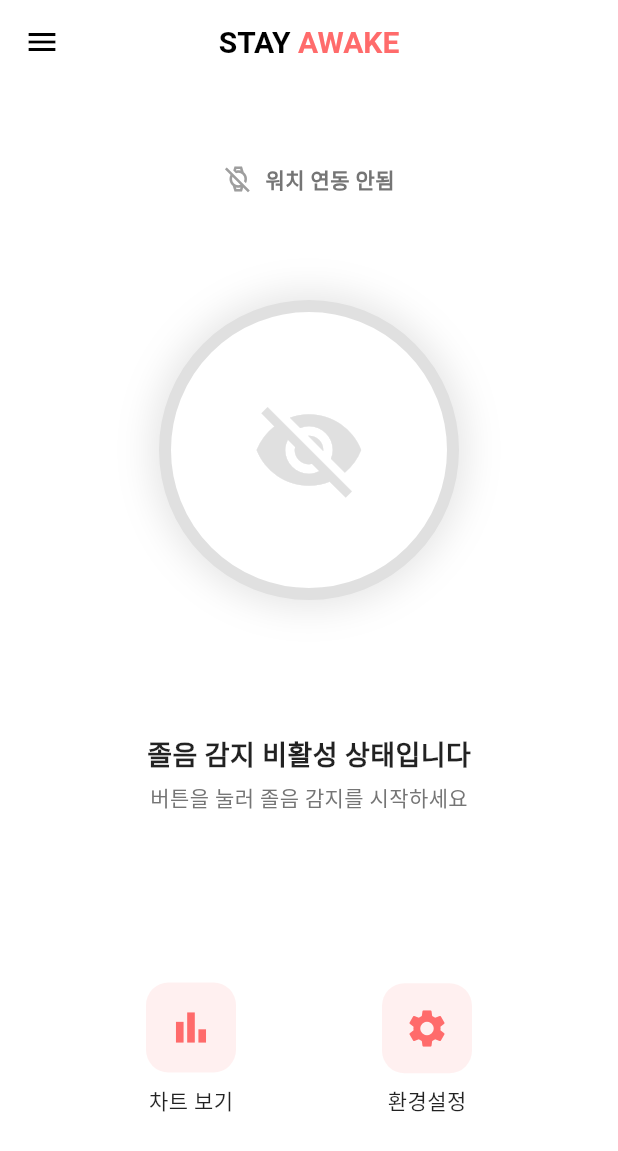
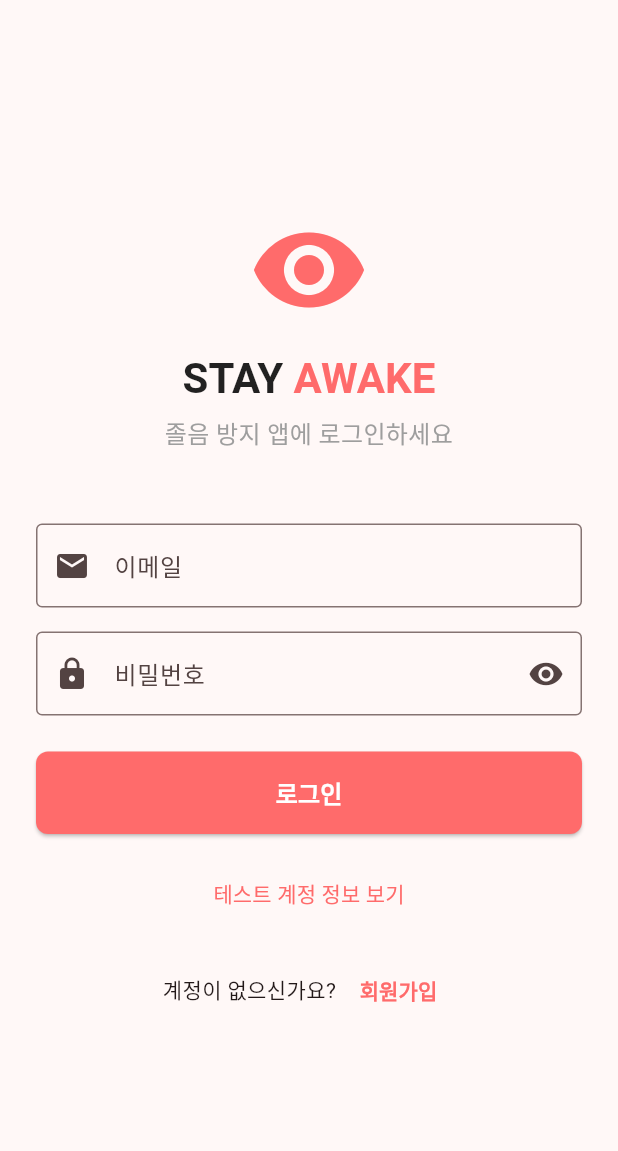
Before and after one commit to roy-jeong1116/stay_awake, a Flutter app: the screen it shows after launch, on a phone screen of 412 x 824 dp. Shown: the top 1151 px of the screen. Run offline on Flutter 3.47's test engine with Material 3 defaults, Android fonts, the phone set to English and light mode, and no system bars; our stand-ins replace fl_chart; Roboto replaces fonts that are missing (Pretendard).

Commit message:
Add authentication flow with login and register screens
- Introduces AuthProvider for managing authentication state and dummy accounts.

- Adds LoginScreen and RegisterScreen for user authentication, and updates main.dart to show the appropriate screen based on login status.

- HomeScreen now includes a logout button and dialog for logging out.

```diff
--- a/lib/main.dart
+++ b/lib/main.dart
@@ -1,7 +1,9 @@
 import 'package:flutter/material.dart';
 import 'package:provider/provider.dart';
 import 'screens/home_screen.dart';
+import 'screens/login_screen.dart';
 import 'providers/drowsiness_provider.dart';
+import 'providers/auth_provider.dart';
 
 void main() {
   runApp(const MyApp());
@@ -15,6 +17,7 @@ class MyApp extends StatelessWidget {
     return MultiProvider(
       providers: [
         ChangeNotifierProvider(create: (_) => DrowsinessProvider()),
+        ChangeNotifierProvider(create: (_) => AuthProvider()),
       ],
       child: MaterialApp(
         title: 'Stay AWAKE',
@@ -27,7 +30,12 @@ class MyApp extends StatelessWidget {
           ),
           useMaterial3: true,
         ),
-        home: const HomeScreen(),
+        home: Consumer<AuthProvider>(
+          builder: (context, authProvider, child) {
+            print('AuthProvider isLoggedIn: ${authProvider.isLoggedIn}'); // 디버그용
+            return authProvider.isLoggedIn ? const HomeScreen() : const LoginScreen();
+          },
+        ),
         debugShowCheckedModeBanner: false,
       ),
     );
--- /dev/null
+++ b/lib/providers/auth_provider.dart
@@ -0,0 +1,56 @@
+import 'package:flutter/material.dart';
+
+class AuthProvider extends ChangeNotifier {
+  bool _isLoggedIn = false;
+  String? _currentUser;
+
+  // 테스트용 더미 계정들
+  final Map<String, String> _dummyAccounts = {
+    'test@example.com': 'password123',
+    'user@test.com': '123456',
+    'admin@admin.com': 'admin123',
+  };
+
+  bool get isLoggedIn => _isLoggedIn;
+  String? get currentUser => _currentUser;
+
+  // 로그인 함수
+  bool login(String email, String password) {
+    if (_dummyAccounts.containsKey(email) && _dummyAccounts[email] == password) {
+      _isLoggedIn = true;
+      _currentUser = email;
+      notifyListeners();
+      return true;
+    }
+    return false;
+  }
+
+  // 회원가입 함수 (간단한 더미 구현)
+  bool register(String email, String password, String confirmPassword) {
+    if (password != confirmPassword) {
+      return false;
+    }
+
+    if (_dummyAccounts.containsKey(email)) {
+      return false; // 이미 존재하는 계정
+    }
+
+    if (email.isNotEmpty && password.length >= 6) {
+      _dummyAccounts[email] = password;
+      return true;
+    }
+    return false;
+  }
+
+  // 로그아웃 함수
+  void logout() {
+    _isLoggedIn = false;
+    _currentUser = null;
+    notifyListeners();
+  }
+
+  // 이메일 유효성 검사
+  bool isValidEmail(String email) {
+    return RegExp(r'^[\w-.]+@([\w-]+\.)+[\w-]{2,4}$').hasMatch(email);
+  }
+}
--- a/lib/screens/home_screen.dart
+++ b/lib/screens/home_screen.dart
@@ -1,6 +1,7 @@
 import 'package:flutter/material.dart';
 import 'package:provider/provider.dart';
 import '../providers/drowsiness_provider.dart';
+import '../providers/auth_provider.dart';
 import 'statistics_screen.dart';
 import 'settings_screen.dart';
 
@@ -72,7 +73,14 @@ class _HomeScreenState extends State<HomeScreen>
           onPressed: () {},
         ),
         actions: [
-          SizedBox(width: 56), // IconButton의 기본 너비와 동일
+          IconButton(
+            onPressed: () => _showLogoutDialog(context),
+            icon: Icon(
+              Icons.logout,
+              color: Colors.black,
+            ),
+            tooltip: '로그아웃',
+          ),
         ],
       ),
       body: Consumer<DrowsinessProvider>(
@@ -146,6 +154,41 @@ class _HomeScreenState extends State<HomeScreen>
             ],
           );
         },
+      ),
+    );
+  }
+
+  void _showLogoutDialog(BuildContext context) {
+    final authProvider = Provider.of<AuthProvider>(context, listen: false);
+
+    showDialog(
+      context: context,
+      builder: (ctx) => AlertDialog(
+        backgroundColor: Colors.white,
+        title: Text('로그아웃'),
+        content: Text('정말로 로그아웃 하시겠습니까?'),
+        actions: [
+          TextButton(
+            onPressed: () => Navigator.of(ctx).pop(),
+            child: Text('취소'),
+          ),
+          TextButton(
+            onPressed: () {
+              Navigator.of(ctx).pop(); // 다이얼로그 닫기
+              authProvider.logout(); // 로그아웃 실행
+              print('로그아웃 실행됨: ${authProvider.isLoggedIn}'); // 디버그용
+              // 모든 화면을 제거하고 로그인 화면으로 이동
+              Navigator.of(context).pushNamedAndRemoveUntil(
+                '/',
+                (route) => false,
+              );
+            },
+            style: TextButton.styleFrom(
+              foregroundColor: Color(0xFFFF6B6B),
+            ),
+            child: Text('로그아웃'),
+          ),
+        ],
       ),
     );
   }
--- /dev/null
+++ b/lib/screens/login_screen.dart
@@ -0,0 +1,261 @@
+import 'package:flutter/material.dart';
+import 'package:provider/provider.dart';
+import '../providers/auth_provider.dart';
+import '../screens/register_screen.dart';
+import 'home_screen.dart';
+
+class LoginScreen extends StatefulWidget {
+  const LoginScreen({super.key});
+
+  @override
+  State<LoginScreen> createState() => _LoginScreenState();
+}
+
+class _LoginScreenState extends State<LoginScreen> {
+  final _formKey = GlobalKey<FormState>();
+  final _emailController = TextEditingController();
+  final _passwordController = TextEditingController();
+  bool _isPasswordVisible = false;
+  bool _isLoading = false;
+
+  @override
+  void dispose() {
+    _emailController.dispose();
+    _passwordController.dispose();
+    super.dispose();
+  }
+
+  void _showErrorDialog(String message) {
+    showDialog(
+      context: context,
+      builder: (ctx) => AlertDialog(
+        title: const Text('오류'),
+        content: Text(message),
+        actions: [
+          TextButton(
+            onPressed: () => Navigator.of(ctx).pop(),
+            child: const Text('확인'),
+          ),
+        ],
+      ),
+    );
+  }
+
+  void _showDummyAccountsDialog() {
+    showDialog(
+      context: context,
+      builder: (ctx) => AlertDialog(
+        title: const Text('테스트 계정'),
+        content: const Column(
+          mainAxisSize: MainAxisSize.min,
+          crossAxisAlignment: CrossAxisAlignment.start,
+          children: [
+            Text('테스트용 계정 정보:'),
+            SizedBox(height: 8),
+            Text('• test@example.com / password123'),
+            Text('• user@test.com / 123456'),
+            Text('• admin@admin.com / admin123'),
+          ],
+        ),
+        actions: [
+          TextButton(
+            onPressed: () => Navigator.of(ctx).pop(),
+            child: const Text('확인'),
+          ),
+        ],
+      ),
+    );
+  }
+
+  Future<void> _login() async {
+    if (!_formKey.currentState!.validate()) return;
+
+    setState(() {
+      _isLoading = true;
+    });
+
+    final authProvider = Provider.of<AuthProvider>(context, listen: false);
+    final success = authProvider.login(
+      _emailController.text.trim(),
+      _passwordController.text,
+    );
+
+    setState(() {
+      _isLoading = false;
+    });
+
+    if (success) {
+      if (mounted) {
+        Navigator.of(context).pushReplacement(
+          MaterialPageRoute(builder: (context) => const HomeScreen()),
+        );
+      }
+    } else {
+      _showErrorDialog('이메일 또는 비밀번호가 올바르지 않습니다.');
+    }
+  }
+
+  @override
+  Widget build(BuildContext context) {
+    return Scaffold(
+      body: SafeArea(
+        child: Padding(
+          padding: const EdgeInsets.all(24.0),
+          child: Form(
+            key: _formKey,
+            child: Column(
+              mainAxisAlignment: MainAxisAlignment.center,
+              crossAxisAlignment: CrossAxisAlignment.stretch,
+              children: [
+                // 로고 및 타이틀
+                const Icon(
+                  Icons.remove_red_eye,
+                  size: 80,
+                  color: Color(0xFFFF6B6B),
+                ),
+                const SizedBox(height: 16),
+                RichText(
+                  textAlign: TextAlign.center,
+                  text: const TextSpan(
+                    children: [
+                      TextSpan(
+                        text: 'STAY ',
+                        style: TextStyle(
+                          fontSize: 28,
+                          fontWeight: FontWeight.bold,
+                          color: Colors.black87,
+                        ),
+                      ),
+                      TextSpan(
+                        text: 'AWAKE',
+                        style: TextStyle(
+                          fontSize: 28,
+                          fontWeight: FontWeight.bold,
+                          color: Color(0xFFFF6B6B),
+                        ),
+                      ),
+                    ],
+                  ),
+                ),
+                const SizedBox(height: 8),
+                const Text(
+                  '졸음 방지 앱에 로그인하세요',
+                  textAlign: TextAlign.center,
+                  style: TextStyle(
+                    fontSize: 16,
+                    color: Colors.grey,
+                  ),
+                ),
+                const SizedBox(height: 48),
+
+                // 이메일 입력 필드
+                TextFormField(
+                  controller: _emailController,
+                  keyboardType: TextInputType.emailAddress,
+                  decoration: const InputDecoration(
+                    labelText: '이메일',
+                    prefixIcon: Icon(Icons.email),
+                    border: OutlineInputBorder(),
+                  ),
+                  validator: (value) {
+                    if (value == null || value.isEmpty) {
+                      return '이메일을 입력해주세요';
+                    }
+                    final authProvider = Provider.of<AuthProvider>(context, listen: false);
+                    if (!authProvider.isValidEmail(value)) {
+                      return '올바른 이메일 형식을 입력해주세요';
+                    }
+                    return null;
+                  },
+                ),
+                const SizedBox(height: 16),
+
+                // 비밀번호 입력 필드
+                TextFormField(
+                  controller: _passwordController,
+                  obscureText: !_isPasswordVisible,
+                  decoration: InputDecoration(
+                    labelText: '비밀번호',
+                    prefixIcon: const Icon(Icons.lock),
+                    suffixIcon: IconButton(
+                      icon: Icon(
+                        _isPasswordVisible ? Icons.visibility_off : Icons.visibility,
+                      ),
+                      onPressed: () {
+                        setState(() {
+                          _isPasswordVisible = !_isPasswordVisible;
+                        });
+                      },
+                    ),
+                    border: const OutlineInputBorder(),
+                  ),
+                  validator: (value) {
+                    if (value == null || value.isEmpty) {
+                      return '비밀번호를 입력해주세요';
+                    }
+                    return null;
+                  },
+                ),
+                const SizedBox(height: 24),
+
+                // 로그인 버튼
+                ElevatedButton(
+                  onPressed: _isLoading ? null : _login,
+                  style: ElevatedButton.styleFrom(
+                    backgroundColor: const Color(0xFFFF6B6B),
+                    foregroundColor: Colors.white,
+                    padding: const EdgeInsets.symmetric(vertical: 16),
+                    shape: RoundedRectangleBorder(
+                      borderRadius: BorderRadius.circular(8),
+                    ),
+                  ),
+                  child: _isLoading
+                      ? const CircularProgressIndicator(color: Colors.white)
+                      : const Text(
+                          '로그인',
+                          style: TextStyle(fontSize: 16, fontWeight: FontWeight.bold),
+                        ),
+                ),
+                const SizedBox(height: 16),
+
+                // 테스트 계정 정보 버튼
+                TextButton(
+                  onPressed: _showDummyAccountsDialog,
+                  child: const Text(
+                    '테스트 계정 정보 보기',
+                    style: TextStyle(color: Color(0xFFFF6B6B)),
+                  ),
+                ),
+                const SizedBox(height: 16),
+
+                // 회원가입 링크
+                Row(
+                  mainAxisAlignment: MainAxisAlignment.center,
+                  children: [
+                    const Text('계정이 없으신가요? '),
+                    TextButton(
+                      onPressed: () {
+                        Navigator.of(context).push(
+                          MaterialPageRoute(
+                            builder: (context) => const RegisterScreen(),
+                          ),
+                        );
+                      },
+                      child: const Text(
+                        '회원가입',
+                        style: TextStyle(
+                          color: Color(0xFFFF6B6B),
+                          fontWeight: FontWeight.bold,
+                        ),
+                      ),
+                    ),
+                  ],
+                ),
+              ],
+            ),
+          ),
+        ),
+      ),
+    );
+  }
+}
```
Also changed, not shown: lib/screens/register_screen.dart (added, +258 -0 lines).
